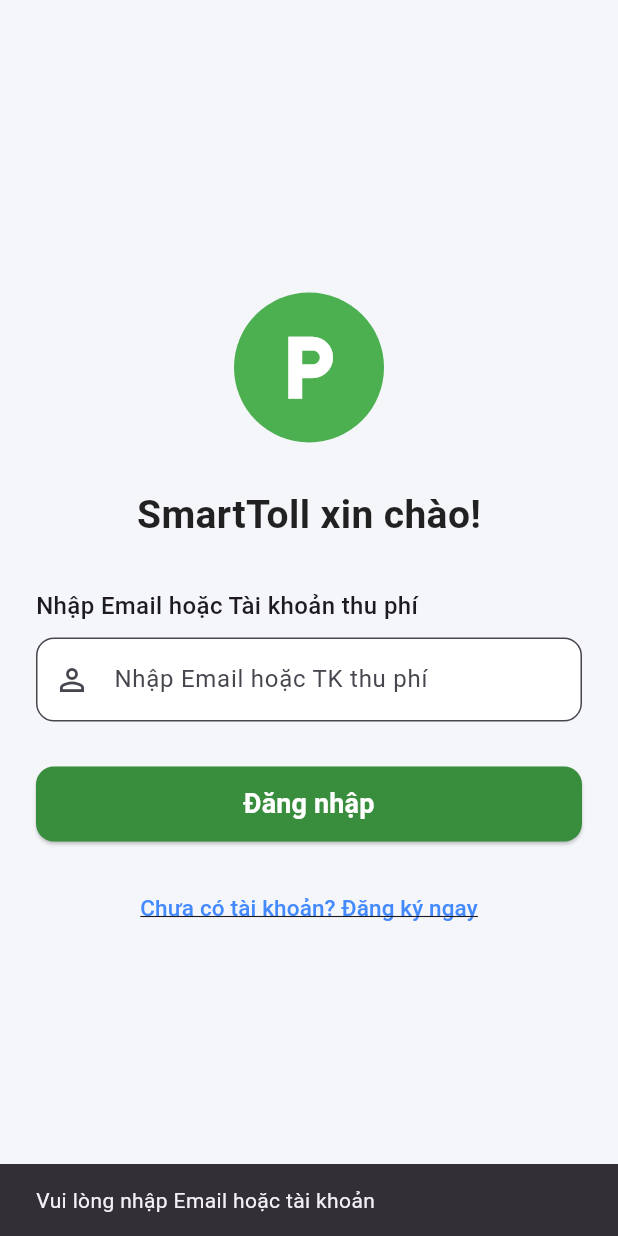
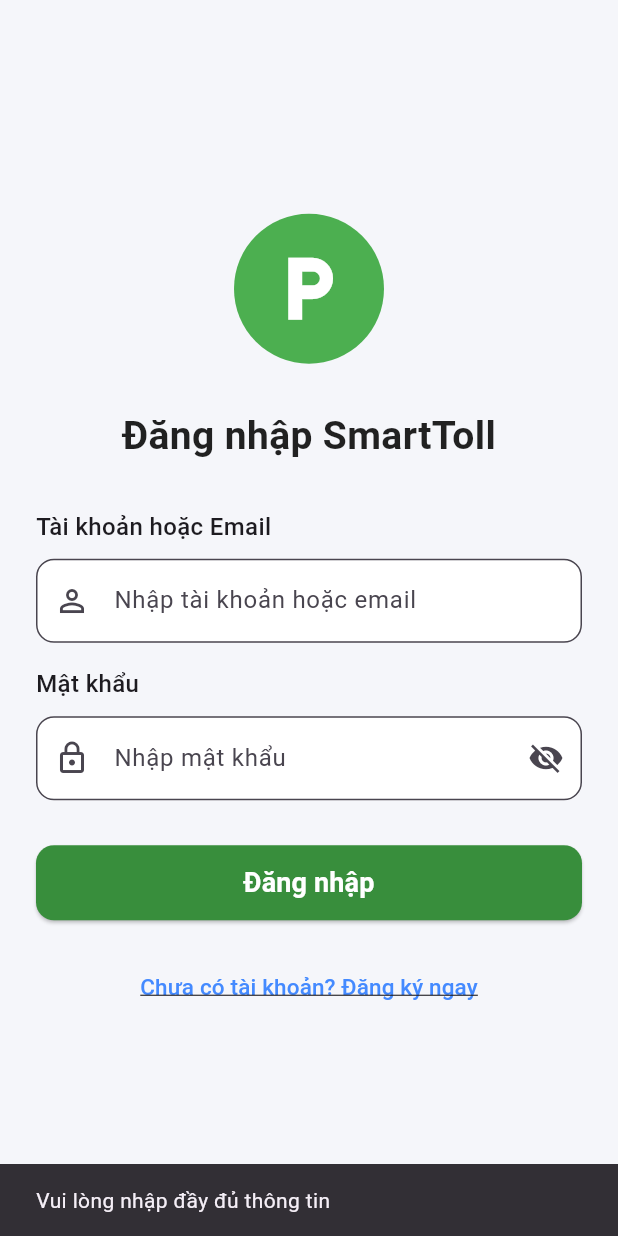
Before and after one commit to VoDuyBao-dev/ETC-Simulation-System-Mobile-Frontend, a Flutter app: the LoginScreen screen opened by its route, after a tap on "Đăng nhập", on a phone screen of 412 x 824 dp. Run offline on Flutter 3.47's test engine with Material 3 defaults, Android fonts, the phone set to English and light mode, and no system bars.

Commit message:
UI: chỉnh sửa giao diện đăng nhập

```diff
--- a/lib/screens/login_screen.dart
+++ b/lib/screens/login_screen.dart
@@ -11,14 +11,14 @@
 
 class _LoginScreenState extends State<LoginScreen> {
   final TextEditingController _accountController = TextEditingController();
-  final TextEditingController _otpController = TextEditingController();
+  final TextEditingController _passwordController = TextEditingController();
+
   bool _isLoading = false;
-  bool _isOtpVisible = false; // 👉 Hiện form nhập OTP hay không
+  bool _obscurePassword = true;
 
-  // 🟢 B1: Gửi yêu cầu login để nhận OTP
   Future<void> _login() async {
-    if (_accountController.text.isEmpty) {
-      _showError('Vui lòng nhập Email hoặc tài khoản');
+    if (_accountController.text.isEmpty || _passwordController.text.isEmpty) {
+      _showError('Vui lòng nhập đầy đủ thông tin');
       return;
     }
 
@@ -27,47 +27,9 @@
     try {
       final response = await http.post(
         Uri.parse('http://10.0.2.2/smarttoll/api/login.php'),
-        body: {'account': _accountController.text},
-      );
-
-      if (response.statusCode == 200) {
-        final data = jsonDecode(response.body);
-
-        if (data['success'] == true) {
-          // 👉 Server gửi OTP đến email / điện thoại
-          setState(() => _isOtpVisible = true);
-          _showError('Vui lòng nhập mã OTP được gửi tới tài khoản');
-
-          // ✅ CHỈ THÊM DÒNG NÀY: mở sang trang OTP
-          Navigator.pushNamed(context, '/otp');
-        } else {
-          _showError(data['message'] ?? 'Sai thông tin đăng nhập');
-        }
-      } else {
-        _showError('Lỗi máy chủ: ${response.statusCode}');
-      }
-    } catch (e) {
-      _showError('Không thể kết nối tới máy chủ');
-    } finally {
-      if (mounted) setState(() => _isLoading = false);
-    }
-  }
-
-  // 🟢 B2: Xác minh OTP
-  Future<void> _verifyOtp() async {
-    if (_otpController.text.isEmpty) {
-      _showError('Vui lòng nhập mã OTP');
-      return;
-    }
-
-    setState(() => _isLoading = true);
-
-    try {
-      final response = await http.post(
-        Uri.parse('http://10.0.2.2/smarttoll/api/verify_otp.php'),
         body: {
           'account': _accountController.text,
-          'otp': _otpController.text,
+          'password': _passwordController.text,
         },
       );
 
@@ -76,15 +38,18 @@
 
         if (data['success'] == true) {
           if (!mounted) return;
+          ScaffoldMessenger.of(context).showSnackBar(
+            const SnackBar(content: Text('Đăng nhập thành công!')),
+          );
           Navigator.pushReplacementNamed(context, '/home');
         } else {
-          _showError(data['message'] ?? 'Mã OTP không đúng');
+          _showError(data['message'] ?? 'Sai tài khoản hoặc mật khẩu');
         }
       } else {
         _showError('Lỗi máy chủ: ${response.statusCode}');
       }
     } catch (e) {
-      _showError('Không thể xác minh OTP');
+      _showError('Không thể kết nối tới máy chủ');
     } finally {
       if (mounted) setState(() => _isLoading = false);
     }
@@ -107,7 +72,7 @@
             child: Column(
               crossAxisAlignment: CrossAxisAlignment.center,
               children: [
-                // Logo
+                // 🅿️ Logo
                 Container(
                   width: 100,
                   height: 100,
@@ -124,7 +89,7 @@
                 const SizedBox(height: 30),
 
                 const Text(
-                  'SmartToll xin chào!',
+                  'Đăng nhập SmartToll',
                   style: TextStyle(
                     fontSize: 26,
                     fontWeight: FontWeight.bold,
@@ -133,13 +98,12 @@
                 ),
                 const SizedBox(height: 30),
 
-                if (!_isOtpVisible) ...[
+                // 🧑‍💻 Tài khoản / email
                 const Align(
                   alignment: Alignment.centerLeft,
                   child: Text(
-                      'Nhập Email hoặc Tài khoản thu phí',
-                      style:
-                      TextStyle(fontSize: 16, fontWeight: FontWeight.w500),
+                    'Tài khoản hoặc Email',
+                    style: TextStyle(fontSize: 16, fontWeight: FontWeight.w500),
                   ),
                 ),
                 const SizedBox(height: 10),
@@ -147,7 +111,7 @@
                   controller: _accountController,
                   keyboardType: TextInputType.text,
                   decoration: InputDecoration(
-                      hintText: 'Nhập Email hoặc TK thu phí',
+                    hintText: 'Nhập tài khoản hoặc email',
                     prefixIcon: const Icon(Icons.person_outline),
                     filled: true,
                     fillColor: Colors.white,
@@ -156,22 +120,32 @@
                     ),
                   ),
                 ),
-                ] else ...[
+
+                const SizedBox(height: 16),
+
+                // 🔒 Mật khẩu
                 const Align(
                   alignment: Alignment.centerLeft,
                   child: Text(
-                      'Nhập mã OTP được gửi tới tài khoản',
-                      style:
-                      TextStyle(fontSize: 16, fontWeight: FontWeight.w500),
+                    'Mật khẩu',
+                    style: TextStyle(fontSize: 16, fontWeight: FontWeight.w500),
                   ),
                 ),
                 const SizedBox(height: 10),
                 TextField(
-                    controller: _otpController,
-                    keyboardType: TextInputType.number,
+                  controller: _passwordController,
+                  obscureText: _obscurePassword,
                   decoration: InputDecoration(
-                      hintText: 'Nhập mã OTP',
+                    hintText: 'Nhập mật khẩu',
                     prefixIcon: const Icon(Icons.lock_outline),
+                    suffixIcon: IconButton(
+                      icon: Icon(_obscurePassword
+                          ? Icons.visibility_off
+                          : Icons.visibility),
+                      onPressed: () {
+                        setState(() => _obscurePassword = !_obscurePassword);
+                      },
+                    ),
                     filled: true,
                     fillColor: Colors.white,
                     border: OutlineInputBorder(
@@ -179,26 +153,25 @@
                     ),
                   ),
                 ),
-                ],
 
                 const SizedBox(height: 30),
 
                 _isLoading
-                    ? const Center(child: CircularProgressIndicator())
+                    ? const CircularProgressIndicator()
                     : SizedBox(
                   width: double.infinity,
                   height: 50,
                   child: ElevatedButton(
-                    onPressed: _isOtpVisible ? _verifyOtp : _login,
+                    onPressed: _login,
                     style: ElevatedButton.styleFrom(
                       backgroundColor: Colors.green[700],
                       shape: RoundedRectangleBorder(
                         borderRadius: BorderRadius.circular(12),
                       ),
                     ),
-                    child: Text(
-                      _isOtpVisible ? 'Xác minh OTP' : 'Đăng nhập',
-                      style: const TextStyle(
+                    child: const Text(
+                      'Đăng nhập',
+                      style: TextStyle(
                         fontSize: 18,
                         fontWeight: FontWeight.bold,
                         color: Colors.white,
@@ -209,7 +182,7 @@
 
                 const SizedBox(height: 20),
 
-                if (!_isOtpVisible)
+                // 🔗 Chuyển đến trang đăng ký
                 TextButton(
                   onPressed: () {
                     Navigator.pushNamed(context, '/register');
```
Lines whose indentation alone changed are shown as unchanged.
